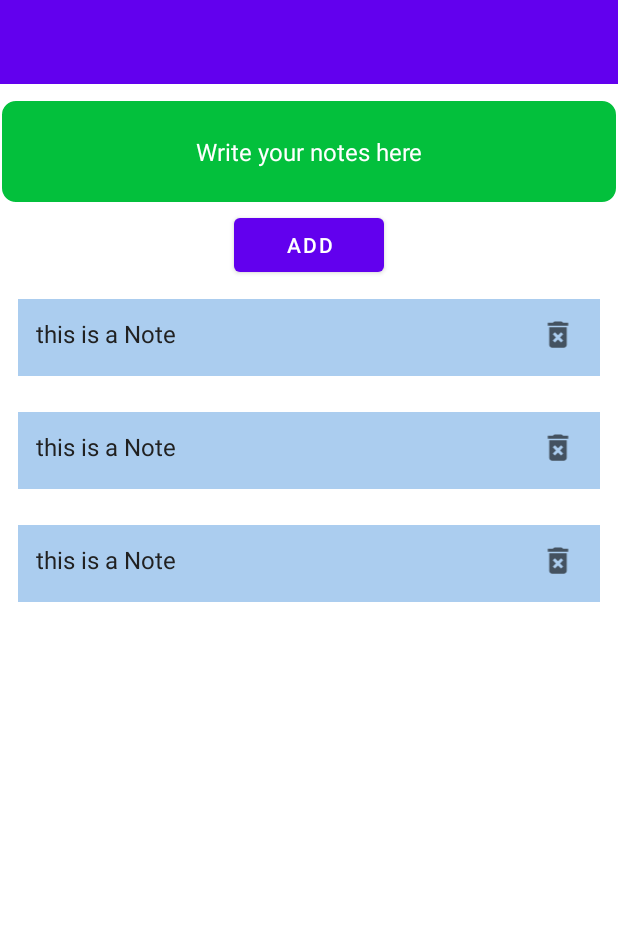
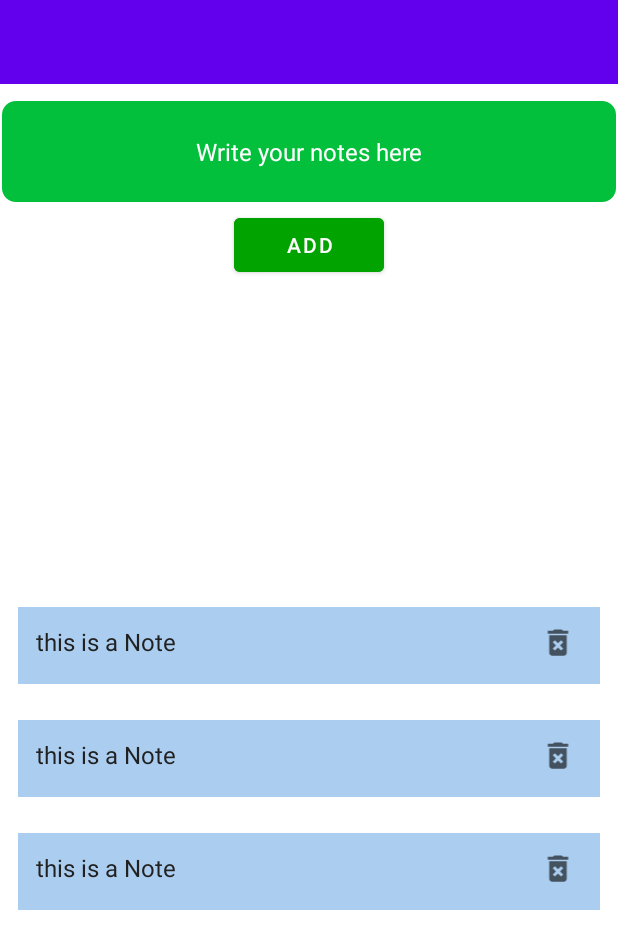
Before and after one commit to janakbist/Todo-App, an Android app: the layout activity_main.xml on its own in the app's theme, with its tools: preview values and no code run, on a phone screen of 412 x 824 dp. Shown: the top 949 px of the screen. Run offline under Robolectric (Android 15) with nearby library versions, the phone set to English and light mode, and no system bars.

```diff
--- a/app/src/main/java/com/example/todoapplication/MainActivity.kt
+++ b/app/src/main/java/com/example/todoapplication/MainActivity.kt
@@ -6,6 +6,7 @@ import android.os.Bundle
 import android.view.View
 import android.widget.EditText
 import android.widget.Toast
+import androidx.core.view.ViewCompat
 import androidx.lifecycle.Observer
 import androidx.lifecycle.ViewModelProvider
 import androidx.recyclerview.widget.LinearLayoutManager
@@ -25,6 +26,8 @@ class MainActivity : AppCompatActivity(), NotesRVAdapter.INotesRVAdapter {
         val recyclerView = findViewById<RecyclerView>(R.id.recyclerView)
 
         recyclerView.layoutManager = LinearLayoutManager(this)
+        recyclerView.setHasFixedSize(false)
+        ViewCompat.setNestedScrollingEnabled(recyclerView, false)
         val adapter = NotesRVAdapter(this,this)
         recyclerView.adapter = adapter
 
@@ -49,7 +52,7 @@ class MainActivity : AppCompatActivity(), NotesRVAdapter.INotesRVAdapter {
         val noteText = input.text.toString()
         if (noteText.isNotEmpty()) {
 
-            viewModel.insertNote(Note(noteText))
+            viewModel.insertNote(noteText)
             Toast.makeText(this,"$noteText Inserted",Toast.LENGTH_LONG).show()
             input.setText("")
         }
--- a/app/src/main/java/com/example/todoapplication/adapter/NotesRVAdapter.kt
+++ b/app/src/main/java/com/example/todoapplication/adapter/NotesRVAdapter.kt
@@ -37,7 +37,6 @@ class NotesRVAdapter(private val context:Context, private val listener:INotesRVA
     fun updateList(newList: List<Note>) {
         allNotes.clear()
         allNotes.addAll(newList)
-
         notifyDataSetChanged()
     }
 
--- a/app/src/main/java/com/example/todoapplication/room/NoteViewModel.kt
+++ b/app/src/main/java/com/example/todoapplication/room/NoteViewModel.kt
@@ -20,7 +20,7 @@ class NoteViewModel(application: Application) :AndroidViewModel(application) {
     fun deleteNode(note:Note) = viewModelScope.launch(Dispatchers.IO) {
         repository.delete(note)
     }
-    fun insertNote(note:Note) = viewModelScope.launch(Dispatchers.IO) {
-        repository.insert(note)
+    fun insertNote(noteText:String) = viewModelScope.launch(Dispatchers.IO) {
+        repository.insert(Note(noteText))
     }
 }
--- a/app/src/main/res/layout/activity_main.xml
+++ b/app/src/main/res/layout/activity_main.xml
@@ -41,26 +41,21 @@
         android:layout_height="wrap_content"
         android:onClick="submitData"
         android:text="Add"
+        android:backgroundTint="@color/fullgreen"
         android:layout_marginTop="3dp"
         android:textColor="@color/white"
         app:layout_constraintEnd_toEndOf="parent"
         app:layout_constraintStart_toStartOf="parent"
         app:layout_constraintTop_toBottomOf="@+id/input" />
 
-    <androidx.core.widget.NestedScrollView
-    android:id="@+id/rv_scrollview"
-    android:layout_width="match_parent"
-    app:layout_constraintTop_toBottomOf="@+id/addButton"
-    app:layout_constraintLeft_toLeftOf="parent"
-    app:layout_constraintRight_toRightOf="parent"
-    android:layout_height="wrap_content">
-
     <androidx.recyclerview.widget.RecyclerView
         android:id="@+id/recyclerView"
         android:layout_width="match_parent"
+        app:layout_constraintTop_toBottomOf="@+id/addButton"
         android:layout_height="wrap_content"
-        tools:listitem="@layout/item_note" />
+        app:layout_constrainedHeight="true"
+        app:layout_constraintBottom_toBottomOf="parent"
+        tools:listitem="@layout/item_note"/>
 
-</androidx.core.widget.NestedScrollView>
 
 </androidx.constraintlayout.widget.ConstraintLayout>
```
